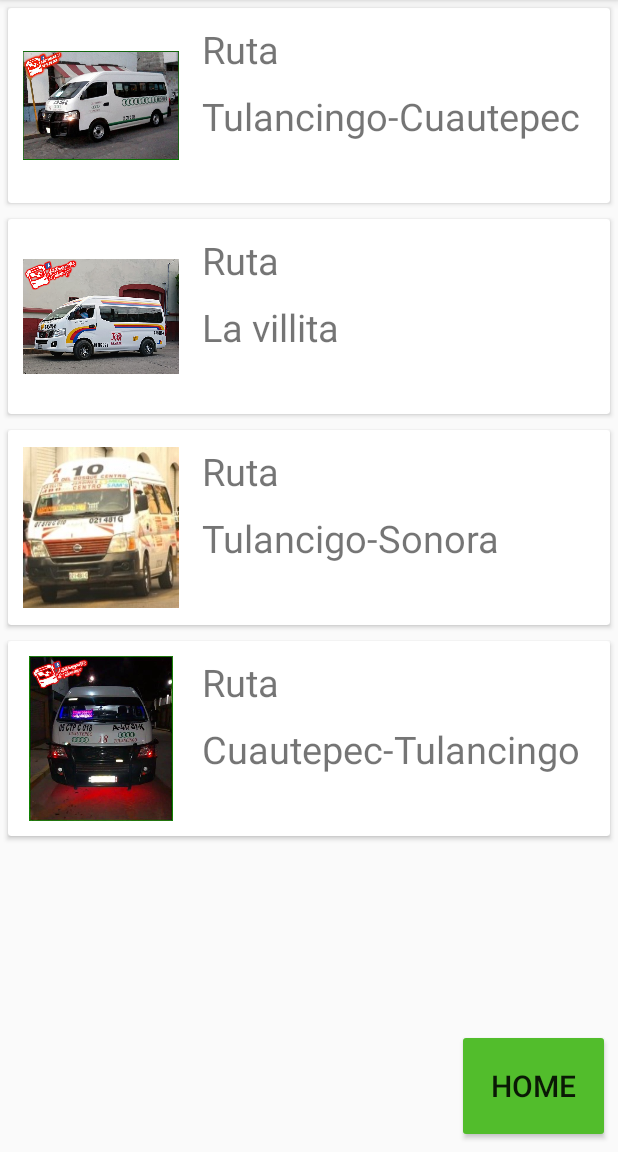
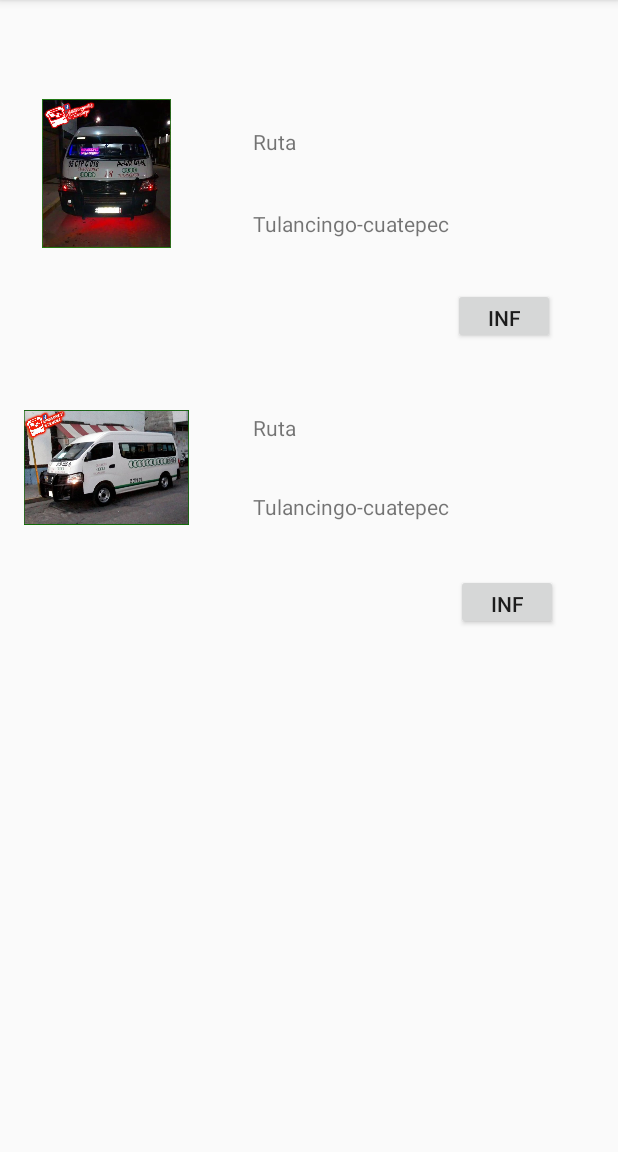
Before and after one commit to jorch17/appmovil_Tulanmap, an Android app: the screen it shows after launch (rutasActivity before the commit, Menu_rutas after it), after a tap on "RUTAS", on a phone screen of 412 x 824 dp, the part 84-1236 px from its top. Run offline under Robolectric (Android 15) with nearby library versions, the phone set to English and light mode, and no system bars.

Commit message:
agregue unasa cosas nuevas
quite una actividad y la remplase por otra y agregue las actividades para los detalles de las rutas

```diff
--- a/TULANMAP/app/src/main/AndroidManifest.xml
+++ b/TULANMAP/app/src/main/AndroidManifest.xml
@@ -16,11 +16,13 @@
         android:roundIcon="@mipmap/ic_launcher_round"
         android:supportsRtl="true"
         android:theme="@style/AppTheme">
-        <activity android:name=".Mapa_3"></activity>
+        <activity android:name=".Ruta_2"></activity>
+        <activity android:name=".Ruta_1" />
+        <activity android:name=".Menu_rutas" />
+        <activity android:name=".Mapa_3" />
         <activity android:name=".Mapa_2" />
         <activity android:name=".Mapa_1" />
         <activity android:name=".mapasActivity" />
-        <activity android:name=".rutasActivity" />
         <activity android:name=".destinosActivity" />
         <activity android:name=".detalle_rutasActivity" />
         <activity android:name=".MostrarDatos" />
--- a/TULANMAP/app/src/main/java/com/example/tulanmap/MainActivity.java
+++ b/TULANMAP/app/src/main/java/com/example/tulanmap/MainActivity.java
@@ -31,7 +31,7 @@ public class MainActivity extends AppCompatActivity {
             @Override
             public void onClick(View v) {
 
-                Intent ir_rutas = new Intent(MainActivity.this, rutasActivity.class);
+                Intent ir_rutas = new Intent(MainActivity.this, Menu_rutas.class);
                 startActivity(ir_rutas);
 
             }
--- /dev/null
+++ b/TULANMAP/app/src/main/java/com/example/tulanmap/Menu_rutas.java
@@ -0,0 +1,38 @@
+package com.example.tulanmap;
+
+import androidx.appcompat.app.AppCompatActivity;
+
+import android.content.Intent;
+import android.os.Bundle;
+import android.view.View;
+import android.widget.Button;
+
+public class Menu_rutas extends AppCompatActivity {
+    Button btn;
+
+    @Override
+    protected void onCreate(Bundle savedInstanceState) {
+        super.onCreate(savedInstanceState);
+        setContentView(R.layout.activity_menu_rutas);
+
+        btn=findViewById(R.id.boton);
+
+
+        btn.setOnClickListener(new View.OnClickListener() {
+            @Override
+            public void onClick(View view) {
+                Intent a=new Intent(Menu_rutas.this, Ruta_1.class);
+                startActivity(a);
+            }
+        });
+        btn=findViewById(R.id.boton_1);
+
+        btn.setOnClickListener(new View.OnClickListener() {
+            @Override
+            public void onClick(View view) {
+                Intent a=new Intent(Menu_rutas.this, Ruta_2.class);
+                startActivity(a);
+            }
+        });
+    }
+}
--- a/TULANMAP/app/src/main/java/com/example/tulanmap/detalle_rutasActivity.java
+++ b/TULANMAP/app/src/main/java/com/example/tulanmap/Ruta_1.java
@@ -4,12 +4,11 @@ import androidx.appcompat.app.AppCompatActivity;
 
 import android.os.Bundle;
 
-public class detalle_rutasActivity extends AppCompatActivity {
-
+public class Ruta_1 extends AppCompatActivity {
 
     @Override
     protected void onCreate(Bundle savedInstanceState) {
         super.onCreate(savedInstanceState);
-        setContentView(R.layout.activity_detalle_rutas);
+        setContentView(R.layout.activity_ruta_1);
     }
 }
--- a/TULANMAP/app/src/main/java/com/example/tulanmap/rutasActivity.java
+++ /dev/null
@@ -1,63 +0,0 @@
-package com.example.tulanmap;
-
-import androidx.appcompat.app.AppCompatActivity;
-import androidx.recyclerview.widget.LinearLayoutManager;
-import androidx.recyclerview.widget.RecyclerView;
-
-import android.content.Intent;
-import android.os.Bundle;
-import android.view.View;
-import android.widget.Button;
-
-import java.util.ArrayList;
-import java.util.List;
-
-public class rutasActivity extends AppCompatActivity {
-
-    Button home;
-
-    private RecyclerView recyclerViewRutas;
-    private RecyclerViewAdaptador adaptadorRutas;
-
-    @Override
-    protected void onCreate(Bundle savedInstanceState) {
-        super.onCreate(savedInstanceState);
-        setContentView(R.layout.activity_rutas);
-
-
-        home = (Button)findViewById(R.id.button_home);
-
-
-        home.setOnClickListener(new View.OnClickListener() {
-
-            @Override
-            public void onClick(View v) {
-
-                Intent ir_rutas = new Intent(rutasActivity.this, MainActivity.class);
-                startActivity(ir_rutas);
-
-            }
-        });
-
-        recyclerViewRutas = (RecyclerView)findViewById(R.id.recyclerview_rutas);
-        recyclerViewRutas.setLayoutManager(new LinearLayoutManager(this));
-        adaptadorRutas = new RecyclerViewAdaptador(obtenerRutas());
-        recyclerViewRutas.setAdapter(adaptadorRutas);
-
-
-    }
-
-
-    public List<MostrarDatos> obtenerRutas(){
-        List<MostrarDatos> datos = new ArrayList<>();
-        datos.add(new MostrarDatos("Ruta","Tulancingo-Cuautepec",R.drawable.tulancingo_cuautepec));
-        datos.add(new MostrarDatos("Ruta","La villita",R.drawable.la_villita));
-        datos.add(new MostrarDatos("Ruta","Tulancigo-Sonora",R.drawable.sonora_ampliacion));
-        datos.add(new MostrarDatos("Ruta","Cuautepec-Tulancingo",R.drawable.tulancingo));
-        return datos;
-
-
-
-
-    }
-}
--- /dev/null
+++ b/TULANMAP/app/src/main/res/layout/activity_menu_rutas.xml
@@ -0,0 +1,107 @@
+<?xml version="1.0" encoding="utf-8"?>
+<androidx.constraintlayout.widget.ConstraintLayout xmlns:android="http://schemas.android.com/apk/res/android"
+    xmlns:app="http://schemas.android.com/apk/res-auto"
+    xmlns:tools="http://schemas.android.com/tools"
+    android:layout_width="match_parent"
+    android:layout_height="match_parent"
+    tools:context=".Menu_rutas">
+
+    <ImageView
+        android:id="@+id/imgCombi"
+        android:layout_width="110dp"
+        android:layout_height="99dp"
+        android:layout_weight="1"
+        app:layout_constraintBottom_toBottomOf="parent"
+        app:layout_constraintEnd_toEndOf="parent"
+        app:layout_constraintHorizontal_bias="0.053"
+        app:layout_constraintStart_toStartOf="parent"
+        app:layout_constraintTop_toTopOf="parent"
+        app:layout_constraintVertical_bias="0.099"
+        app:srcCompat="@drawable/tulancingo" />
+
+    <ImageView
+        android:id="@+id/imgCombi"
+        android:layout_width="110dp"
+        android:layout_height="99dp"
+        android:layout_weight="1"
+        app:layout_constraintBottom_toBottomOf="parent"
+        app:layout_constraintEnd_toEndOf="parent"
+        app:layout_constraintHorizontal_bias="0.053"
+        app:layout_constraintStart_toStartOf="parent"
+        app:layout_constraintTop_toTopOf="parent"
+        app:layout_constraintVertical_bias="0.392"
+        app:srcCompat="@drawable/tulancingo_cuautepec" />
+
+    <TextView
+        android:id="@+id/textView4"
+        android:layout_width="201dp"
+        android:layout_height="42dp"
+        android:text="Ruta"
+        app:layout_constraintBottom_toBottomOf="parent"
+        app:layout_constraintEnd_toEndOf="parent"
+        app:layout_constraintHorizontal_bias="0.8"
+        app:layout_constraintStart_toStartOf="parent"
+        app:layout_constraintTop_toTopOf="parent"
+        app:layout_constraintVertical_bias="0.117" />
+
+    <TextView
+        android:id="@+id/textView5"
+        android:layout_width="201dp"
+        android:layout_height="42dp"
+        android:text="Tulancingo-cuatepec"
+        app:layout_constraintBottom_toBottomOf="parent"
+        app:layout_constraintEnd_toEndOf="parent"
+        app:layout_constraintHorizontal_bias="0.8"
+        app:layout_constraintStart_toStartOf="parent"
+        app:layout_constraintTop_toTopOf="parent"
+        app:layout_constraintVertical_bias="0.192" />
+
+    <Button
+        android:id="@+id/boton"
+        android:layout_width="68dp"
+        android:layout_height="37dp"
+        android:text="inf"
+        app:layout_constraintBottom_toBottomOf="parent"
+        app:layout_constraintEnd_toEndOf="parent"
+        app:layout_constraintHorizontal_bias="0.877"
+        app:layout_constraintStart_toStartOf="parent"
+        app:layout_constraintTop_toTopOf="parent"
+        app:layout_constraintVertical_bias="0.263" />
+
+    <TextView
+        android:id="@+id/textView4"
+        android:layout_width="201dp"
+        android:layout_height="42dp"
+        android:text="Ruta"
+        app:layout_constraintBottom_toBottomOf="parent"
+        app:layout_constraintEnd_toEndOf="parent"
+        app:layout_constraintHorizontal_bias="0.8"
+        app:layout_constraintStart_toStartOf="parent"
+        app:layout_constraintTop_toTopOf="parent"
+        app:layout_constraintVertical_bias="0.379" />
+
+    <TextView
+        android:id="@+id/textView5"
+        android:layout_width="201dp"
+        android:layout_height="42dp"
+        android:text="Tulancingo-cuatepec"
+        app:layout_constraintBottom_toBottomOf="parent"
+        app:layout_constraintEnd_toEndOf="parent"
+        app:layout_constraintHorizontal_bias="0.8"
+        app:layout_constraintStart_toStartOf="parent"
+        app:layout_constraintTop_toTopOf="parent"
+        app:layout_constraintVertical_bias="0.452" />
+
+    <Button
+        android:id="@+id/boton_1"
+        android:layout_width="68dp"
+        android:layout_height="37dp"
+        android:text="inf"
+        app:layout_constraintBottom_toBottomOf="parent"
+        app:layout_constraintEnd_toEndOf="parent"
+        app:layout_constraintHorizontal_bias="0.884"
+        app:layout_constraintStart_toStartOf="parent"
+        app:layout_constraintTop_toTopOf="parent"
+        app:layout_constraintVertical_bias="0.524" />
+
+</androidx.constraintlayout.widget.ConstraintLayout>
--- a/TULANMAP/app/src/main/res/layout/activity_detalle_rutas.xml
+++ b/TULANMAP/app/src/main/res/layout/activity_ruta_2.xml
@@ -4,6 +4,6 @@
     xmlns:tools="http://schemas.android.com/tools"
     android:layout_width="match_parent"
     android:layout_height="match_parent"
-    tools:context=".detalle_rutasActivity">
+    tools:context=".Ruta_2">
 
 </androidx.constraintlayout.widget.ConstraintLayout>
--- a/TULANMAP/app/src/main/res/layout/activity_rutas.xml
+++ b/TULANMAP/app/src/main/res/layout/activity_rutas.xml
@@ -12,15 +12,15 @@
         android:layout_width="match_parent"
         android:layout_height="wrap_content" />
 
-    <Button
-        android:id="@+id/button_home"
-        android:layout_width="102dp"
-        android:layout_height="76dp"
-        android:layout_alignParentEnd="true"
-        android:layout_alignParentBottom="true"
-        android:layout_marginEnd="5dp"
-        android:layout_marginBottom="6dp"
-        android:backgroundTint="#52bd2c"
-        android:text="HOME"
-        android:textSize="20sp" />
+     <Button
+    android:id="@+id/ruta-1"
+    android:layout_width="170dp"
+    android:layout_height="112dp"
+    android:text="info"
+    app:layout_constraintBottom_toBottomOf="parent"
+    app:layout_constraintEnd_toEndOf="parent"
+    app:layout_constraintHorizontal_bias="0.502"
+    app:layout_constraintStart_toStartOf="parent"
+    app:layout_constraintTop_toTopOf="parent"
+    app:layout_constraintVertical_bias="0.891" />
 </RelativeLayout>
--- a/TULANMAP/app/src/main/res/layout/item_rutas.xml
+++ b/TULANMAP/app/src/main/res/layout/item_rutas.xml
@@ -30,6 +30,7 @@
                 app:srcCompat="@drawable/tulancingo" />
 
             <LinearLayout
+                android:id="@+id/ruta-1"
                 android:layout_width="match_parent"
                 android:layout_height="match_parent"
                 android:layout_marginLeft="5dp"
@@ -52,6 +53,8 @@
                     android:layout_height="wrap_content"
                     android:text="textview"
                     android:textSize="25sp" />
+
+
             </LinearLayout>
         </LinearLayout>
     </androidx.cardview.widget.CardView>
```
Also changed, not shown: TULANMAP/app/src/main/java/com/example/tulanmap/Ruta_2.java (added, +14 -0 lines), TULANMAP/app/src/main/res/layout/activity_ampliacion_sonora.xml (deleted, +0 -33 lines), TULANMAP/app/src/main/res/layout/activity_main.xml (+17 -16 lines), TULANMAP/app/src/main/res/layout/activity_ruta_1.xml (added, +20 -0 lines).
